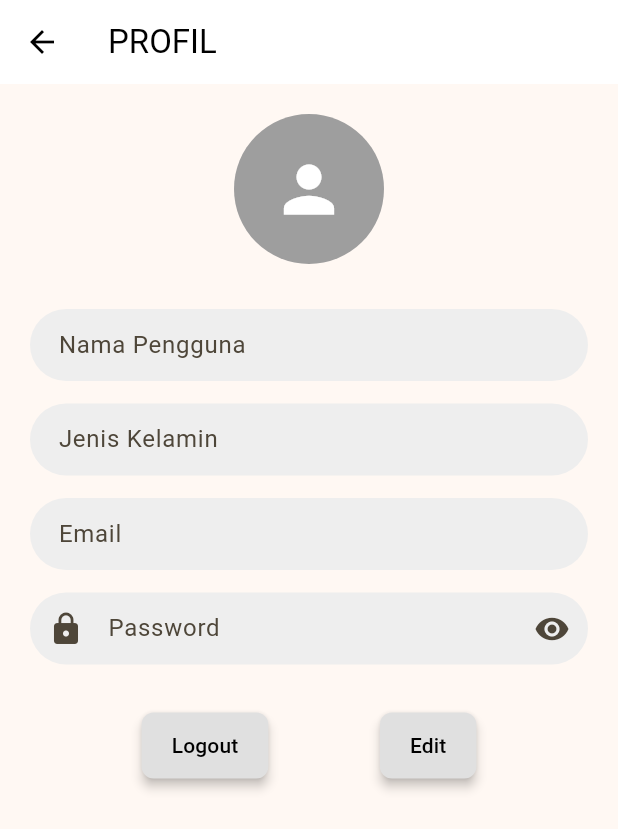
After one commit to Asmaranr/catatan_dartsquad, a Flutter app: the Profil screen opened directly, on a phone screen of 412 x 824 dp. The commit adds this screen. Shown: the top 829 px of the screen. Run offline on Flutter 3.47's test engine with Material 3 defaults, Android fonts, the phone set to English and light mode, and no system bars; our stand-ins replace get, get_storage, image_picker; accounts and stored records are empty.

Commit message:
menambahkan profil

```diff
--- a/lib/Dashboard.dart
+++ b/lib/Dashboard.dart
@@ -3,6 +3,7 @@ import 'package:get/get.dart';
 import 'package:get_storage/get_storage.dart';
 import 'ganti_tema.dart';
 import 'tambah_catatan.dart';
+import 'profil.dart';
 
 class Dashboard extends StatefulWidget {
   const Dashboard({super.key});
@@ -129,7 +130,7 @@ class _DashboardState extends State<Dashboard> {
                   icon: Icon(Icons.person,
                       color: isDark ? Colors.white : Colors.black),
                   onPressed: () {
-                    print('Person icon clicked');
+                    Get.to(() => const Profil()); // <- Navigasi ke Profil
                   },
                 ),
               ],
--- /dev/null
+++ b/lib/Profil.dart
@@ -0,0 +1,139 @@
+import 'package:flutter/material.dart';
+
+class Profil extends StatefulWidget {
+  const Profil({super.key});
+
+  @override
+  State<Profil> createState() => _ProfilState();
+}
+
+class _ProfilState extends State<Profil> {
+  final TextEditingController _namaController = TextEditingController();
+  final TextEditingController _jenisKelaminController = TextEditingController();
+  final TextEditingController _emailController = TextEditingController();
+  final TextEditingController _passwordController = TextEditingController();
+
+  final ValueNotifier<bool> _passwordVisible = ValueNotifier<bool>(true);
+
+  @override
+  Widget build(BuildContext context) {
+    return Scaffold(
+      appBar: AppBar(
+        title: const Text("PROFIL"),
+        leading: IconButton(
+          icon: const Icon(Icons.arrow_back),
+          onPressed: () => Navigator.pop(context),
+        ),
+        backgroundColor: Colors.white,
+        foregroundColor: Colors.black,
+        elevation: 0,
+      ),
+      body: SingleChildScrollView(
+        padding: const EdgeInsets.all(20),
+        child: Column(
+          children: [
+            const CircleAvatar(
+              radius: 50,
+              backgroundColor: Colors.grey,
+              child: Icon(Icons.person, size: 50, color: Colors.white),
+            ),
+            const SizedBox(height: 30),
+            _buildTextField("Nama Pengguna", _namaController),
+            const SizedBox(height: 15),
+            _buildTextField("Jenis Kelamin", _jenisKelaminController),
+            const SizedBox(height: 15),
+            _buildTextField("Email", _emailController),
+            const SizedBox(height: 15),
+            _buildPasswordField("Password", _passwordController),
+            const SizedBox(height: 30),
+            Row(
+              mainAxisAlignment: MainAxisAlignment.spaceEvenly,
+              children: [
+                _buildButton("Logout", () {
+                  ScaffoldMessenger.of(context).showSnackBar(
+                    const SnackBar(content: Text("Logout berhasil")),
+                  );
+                }),
+                _buildButton("Edit", () {
+                  ScaffoldMessenger.of(context).showSnackBar(
+                    SnackBar(
+                      content: Text("Data diedit: ${_namaController.text}"),
+                    ),
+                  );
+                }),
+              ],
+            ),
+          ],
+        ),
+      ),
+    );
+  }
+
+  Widget _buildTextField(String hint, TextEditingController controller,
+      {bool obscure = false}) {
+    return TextField(
+      controller: controller,
+      obscureText: obscure,
+      decoration: InputDecoration(
+        hintText: hint,
+        filled: true,
+        fillColor: Colors.grey.shade200,
+        contentPadding:
+            const EdgeInsets.symmetric(vertical: 12, horizontal: 15),
+        border: OutlineInputBorder(
+          borderRadius: BorderRadius.circular(25),
+          borderSide: BorderSide.none,
+        ),
+      ),
+    );
+  }
+
+  Widget _buildPasswordField(String hint, TextEditingController controller) {
+    return ValueListenableBuilder<bool>(
+      valueListenable: _passwordVisible,
+      builder: (context, isVisible, child) {
+        return TextField(
+          controller: controller,
+          obscureText: isVisible,
+          obscuringCharacter: '*',
+          decoration: InputDecoration(
+            hintText: hint,
+            filled: true,
+            fillColor: Colors.grey.shade200,
+            contentPadding:
+                const EdgeInsets.symmetric(vertical: 12, horizontal: 15),
+            border: OutlineInputBorder(
+              borderRadius: BorderRadius.circular(25),
+              borderSide: BorderSide.none,
+            ),
+            prefixIcon: const Icon(Icons.lock),
+            suffixIcon: IconButton(
+              icon: Icon(
+                isVisible ? Icons.visibility : Icons.visibility_off,
+              ),
+              onPressed: () {
+                _passwordVisible.value = !isVisible;
+              },
+            ),
+          ),
+        );
+      },
+    );
+  }
+
+  Widget _buildButton(String label, VoidCallback onPressed) {
+    return ElevatedButton(
+      onPressed: onPressed,
+      style: ElevatedButton.styleFrom(
+        backgroundColor: Colors.grey.shade300,
+        foregroundColor: Colors.black,
+        shape: RoundedRectangleBorder(
+          borderRadius: BorderRadius.circular(8),
+        ),
+        padding: const EdgeInsets.symmetric(horizontal: 20, vertical: 12),
+        elevation: 3,
+      ),
+      child: Text(label),
+    );
+  }
+}
--- a/lib/main.dart
+++ b/lib/main.dart
@@ -1,4 +1,5 @@
 import 'package:catatan_dartsquad/Dashboard.dart';
+import 'package:catatan_dartsquad/Profil.dart';
 import 'package:catatan_dartsquad/Tambah_Catatan.dart';
 import 'package:flutter/material.dart';
 import 'package:get_storage/get_storage.dart';
```
